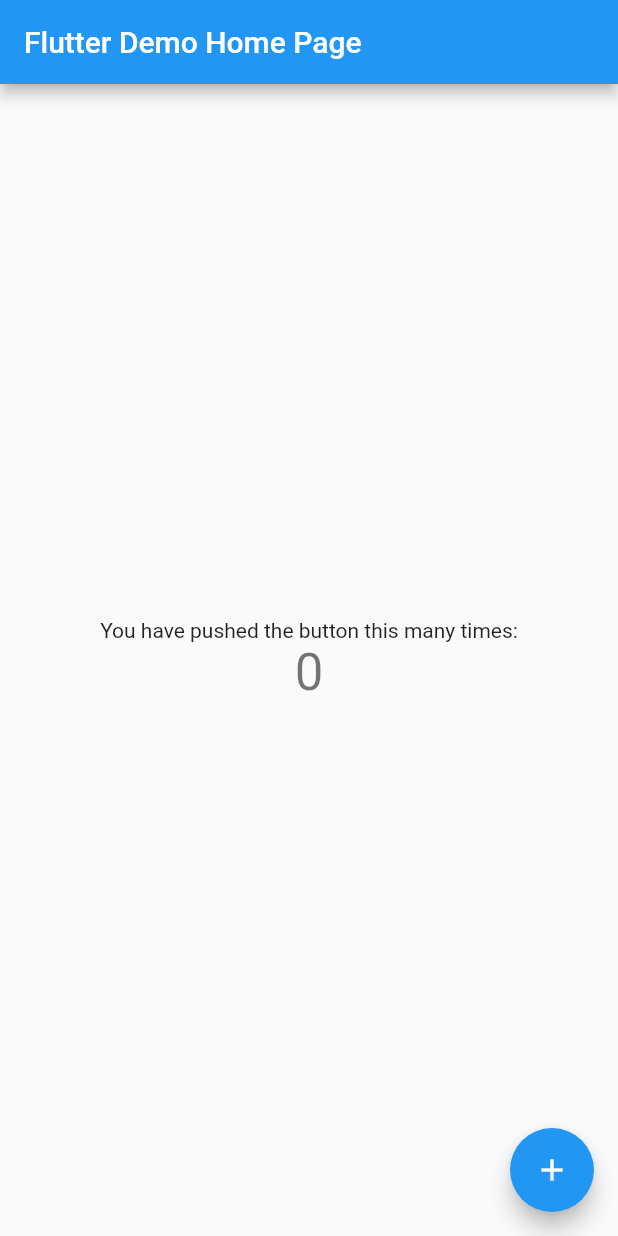
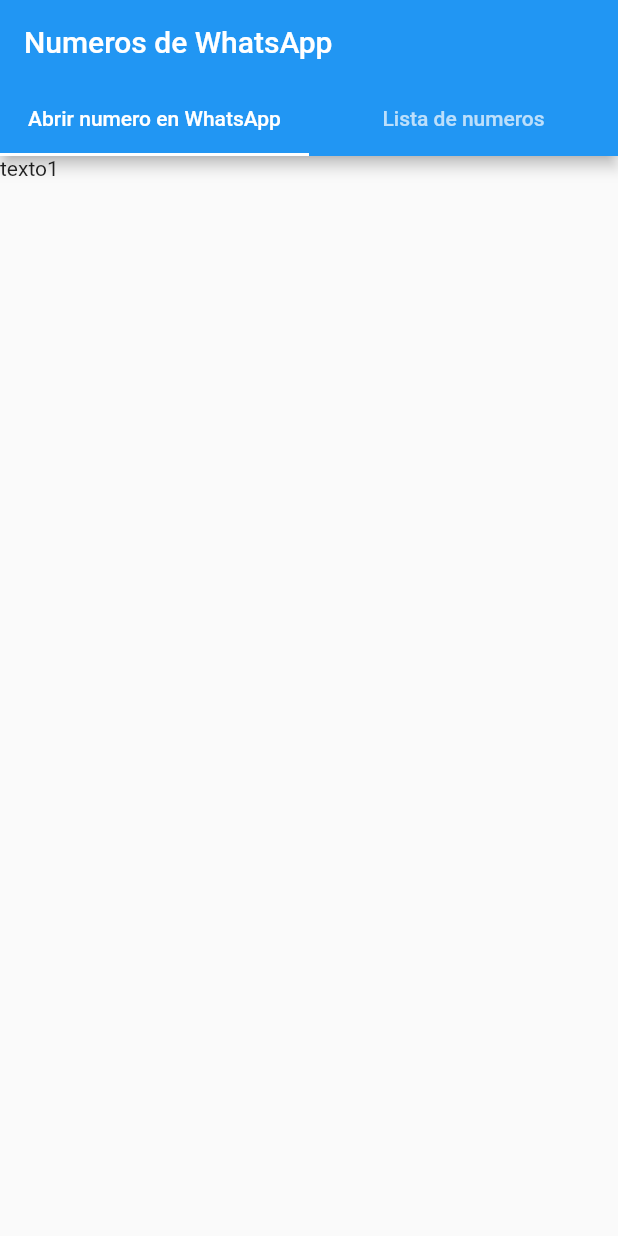
Before and after one commit to paulocrr/whats_app_numbers, a Flutter app: the screen it shows after launch, on a phone screen of 412 x 824 dp. Run offline on Flutter 3.47's test engine with Material 2 defaults, Android fonts, the phone set to English and light mode, and no system bars.

Commit message:
feat: Add tab bar view

```diff
--- /dev/null
+++ b/lib/languages/whats_app_numbers_strings.dart
@@ -0,0 +1,14 @@
+class WhatsAppNumbersStrings {
+  static final myApp = _MyApp();
+  static final mainScreen = _MainScreen();
+}
+
+class _MyApp {
+  final appTitle = 'Numeros de WhatsApp';
+}
+
+class _MainScreen {
+  final appBarTitle = 'Numeros de WhatsApp';
+  final openNumberTabTitle = 'Abrir numero en WhatsApp';
+  final listNumberTabTitle = 'Lista de numeros';
+}
--- a/lib/main.dart
+++ b/lib/main.dart
@@ -1,115 +1,6 @@
 import 'package:flutter/material.dart';
+import 'package:whats_app_numbers/my_app.dart';
 
 void main() {
   runApp(const MyApp());
 }
-
-class MyApp extends StatelessWidget {
-  const MyApp({super.key});
-
-  // This widget is the root of your application.
-  @override
-  Widget build(BuildContext context) {
-    return MaterialApp(
-      title: 'Flutter Demo',
-      theme: ThemeData(
-        // This is the theme of your application.
-        //
-        // Try running your application with "flutter run". You'll see the
-        // application has a blue toolbar. Then, without quitting the app, try
-        // changing the primarySwatch below to Colors.green and then invoke
-        // "hot reload" (press "r" in the console where you ran "flutter run",
-        // or simply save your changes to "hot reload" in a Flutter IDE).
-        // Notice that the counter didn't reset back to zero; the application
-        // is not restarted.
-        primarySwatch: Colors.blue,
-      ),
-      home: const MyHomePage(title: 'Flutter Demo Home Page'),
-    );
-  }
-}
-
-class MyHomePage extends StatefulWidget {
-  const MyHomePage({super.key, required this.title});
-
-  // This widget is the home page of your application. It is stateful, meaning
-  // that it has a State object (defined below) that contains fields that affect
-  // how it looks.
-
-  // This class is the configuration for the state. It holds the values (in this
-  // case the title) provided by the parent (in this case the App widget) and
-  // used by the build method of the State. Fields in a Widget subclass are
-  // always marked "final".
-
-  final String title;
-
-  @override
-  State<MyHomePage> createState() => _MyHomePageState();
-}
-
-class _MyHomePageState extends State<MyHomePage> {
-  int _counter = 0;
-
-  void _incrementCounter() {
-    setState(() {
-      // This call to setState tells the Flutter framework that something has
-      // changed in this State, which causes it to rerun the build method below
-      // so that the display can reflect the updated values. If we changed
-      // _counter without calling setState(), then the build method would not be
-      // called again, and so nothing would appear to happen.
-      _counter++;
-    });
-  }
-
-  @override
-  Widget build(BuildContext context) {
-    // This method is rerun every time setState is called, for instance as done
-    // by the _incrementCounter method above.
-    //
-    // The Flutter framework has been optimized to make rerunning build methods
-    // fast, so that you can just rebuild anything that needs updating rather
-    // than having to individually change instances of widgets.
-    return Scaffold(
-      appBar: AppBar(
-        // Here we take the value from the MyHomePage object that was created by
-        // the App.build method, and use it to set our appbar title.
-        title: Text(widget.title),
-      ),
-      body: Center(
-        // Center is a layout widget. It takes a single child and positions it
-        // in the middle of the parent.
-        child: Column(
-          // Column is also a layout widget. It takes a list of children and
-          // arranges them vertically. By default, it sizes itself to fit its
-          // children horizontally, and tries to be as tall as its parent.
-          //
-          // Invoke "debug painting" (press "p" in the console, choose the
-          // "Toggle Debug Paint" action from the Flutter Inspector in Android
-          // Studio, or the "Toggle Debug Paint" command in Visual Studio Code)
-          // to see the wireframe for each widget.
-          //
-          // Column has various properties to control how it sizes itself and
-          // how it positions its children. Here we use mainAxisAlignment to
-          // center the children vertically; the main axis here is the vertical
-          // axis because Columns are vertical (the cross axis would be
-          // horizontal).
-          mainAxisAlignment: MainAxisAlignment.center,
-          children: <Widget>[
-            const Text(
-              'You have pushed the button this many times:',
-            ),
-            Text(
-              '$_counter',
-              style: Theme.of(context).textTheme.headlineMedium,
-            ),
-          ],
-        ),
-      ),
-      floatingActionButton: FloatingActionButton(
-        onPressed: _incrementCounter,
-        tooltip: 'Increment',
-        child: const Icon(Icons.add),
-      ), // This trailing comma makes auto-formatting nicer for build methods.
-    );
-  }
-}
--- /dev/null
+++ b/lib/my_app.dart
@@ -0,0 +1,18 @@
+import 'package:flutter/material.dart';
+import 'package:whats_app_numbers/languages/whats_app_numbers_strings.dart';
+import 'package:whats_app_numbers/screens/main_screen.dart';
+
+class MyApp extends StatelessWidget {
+  const MyApp({super.key});
+
+  @override
+  Widget build(BuildContext context) {
+    return MaterialApp(
+      title: WhatsAppNumbersStrings.myApp.appTitle,
+      theme: ThemeData(
+        primarySwatch: Colors.blue,
+      ),
+      home: const MainScreen(),
+    );
+  }
+}
--- /dev/null
+++ b/lib/screens/main_screen.dart
@@ -0,0 +1,33 @@
+import 'package:flutter/material.dart';
+import 'package:whats_app_numbers/languages/whats_app_numbers_strings.dart';
+
+class MainScreen extends StatelessWidget {
+  const MainScreen({super.key});
+
+  @override
+  Widget build(BuildContext context) {
+    return DefaultTabController(
+      length: 2,
+      child: Scaffold(
+        appBar: AppBar(
+          title: Text(WhatsAppNumbersStrings.mainScreen.appBarTitle),
+          bottom: TabBar(
+            tabs: [
+              Tab(
+                child: Text(
+                  WhatsAppNumbersStrings.mainScreen.openNumberTabTitle,
+                  textAlign: TextAlign.center,
+                ),
+              ),
+              Tab(
+                child:
+                    Text(WhatsAppNumbersStrings.mainScreen.listNumberTabTitle),
+              ),
+            ],
+          ),
+        ),
+        body: TabBarView(children: [Text('texto1'), Text('texto2')]),
+      ),
+    );
+  }
+}
```
